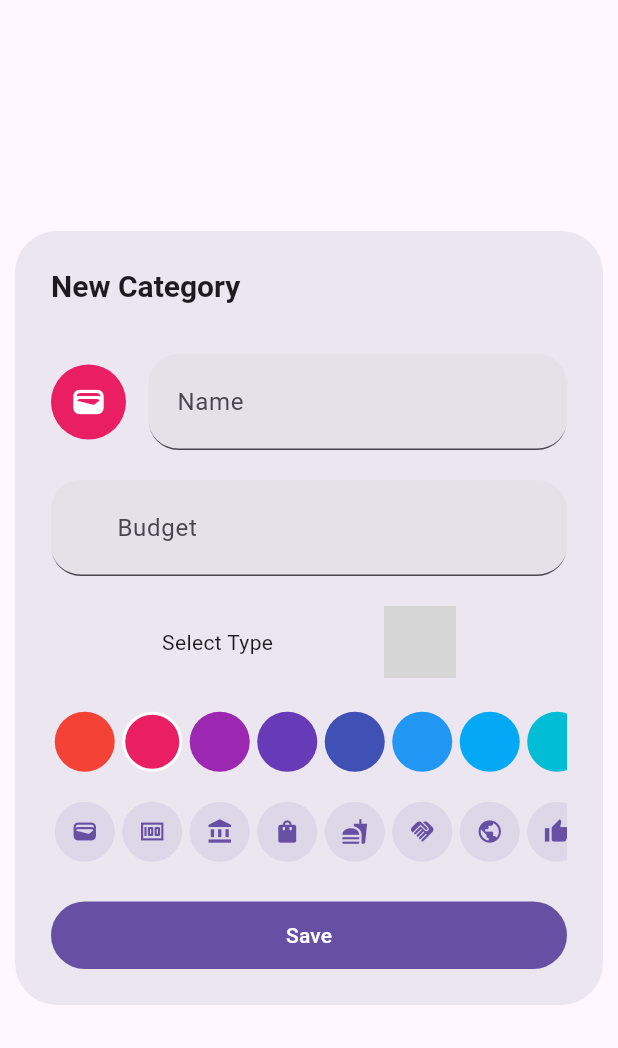
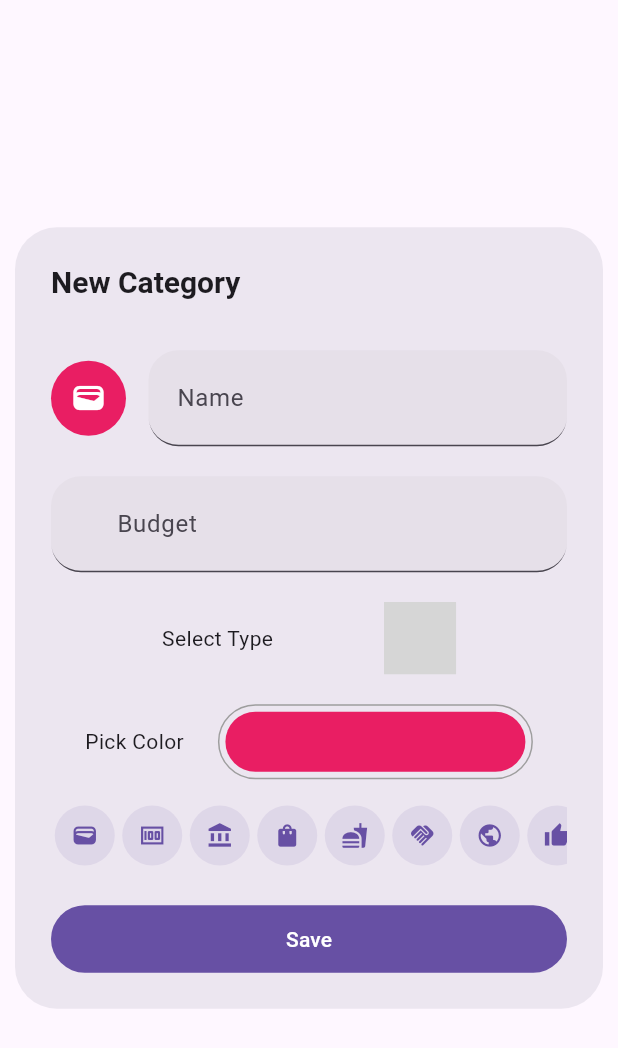
Before and after one commit to bartonpratt/my_expense_app, a Flutter app: the CategoryForm widget shown alone on an empty page, opened directly, on a phone screen of 412 x 824 dp. Shown: the top 1048 px of the screen. Run offline on Flutter 3.47's test engine with Material 3 defaults, Android fonts, the phone set to English and light mode, and no system bars; our stand-ins replace animated_text_kit, fl_chart, flutter_colorpicker, image_picker, lottie, rive and 3 more; missing offline and left inert: cool_dropdown, currency_picker, events_emitter, ficonsax; accounts and stored records are empty; grey boxes are pictures that could not be loaded.

Commit message:
color picker modified

```diff
--- a/lib/screens/accounts/accounts.screen.dart
+++ b/lib/screens/accounts/accounts.screen.dart
@@ -212,7 +212,7 @@ class _AccountsScreenState extends State<AccountsScreen> {
               );
             }
         ),
-        floatingActionButton: FloatingActionButton(shape: CircleBorder(),
+        floatingActionButton: FloatingActionButton(shape: const CircleBorder(),
           heroTag: "account-hero-fab",
           onPressed: (){
             showDialog(context: context, builder: (builder)=>const AccountForm());
--- a/lib/screens/categories/categories.screen.dart
+++ b/lib/screens/categories/categories.screen.dart
@@ -80,7 +80,7 @@ class _CategoriesScreenState extends State<CategoriesScreen> {
             );
           },
         ),
-        floatingActionButton: FloatingActionButton(shape: CircleBorder(),
+        floatingActionButton: FloatingActionButton(shape: const CircleBorder(),
           heroTag: "category-hero-fab",
           onPressed: (){
             showDialog(context: context, builder: (builder)=>const CategoryForm());
--- a/lib/screens/payments/payments_screen.dart
+++ b/lib/screens/payments/payments_screen.dart
@@ -93,7 +93,7 @@ class _PaymentsScreenState extends State<PaymentsScreen> {
             },
           ),
         ),
-        floatingActionButton: FloatingActionButton(shape: CircleBorder(),
+        floatingActionButton: FloatingActionButton(shape: const CircleBorder(),
           heroTag: "payment-hero-fab",
           onPressed: (){
             Navigator.of(context).push(MaterialPageRoute(builder: (builder)=>const PaymentForm(type: PaymentType.credit)));
--- a/lib/widgets/dialog/account_form.dialog.dart
+++ b/lib/widgets/dialog/account_form.dialog.dart
@@ -67,7 +67,7 @@ class _AccountForm extends State<AccountForm>{
           child: Column(
             mainAxisSize: MainAxisSize.min,
             children: [
-              Divider(),
+              const Divider(),
               const SizedBox(height: 15,),
               Row(
                 crossAxisAlignment: CrossAxisAlignment.center,
--- a/lib/widgets/dialog/category_form.dialog.dart
+++ b/lib/widgets/dialog/category_form.dialog.dart
@@ -1,5 +1,4 @@
 import 'package:cool_dropdown/cool_dropdown.dart';
-import 'package:flutter/painting.dart';
 import 'package:my_expense_app/dao/category_dao.dart';
 import 'package:my_expense_app/data/icons.dart';
 import 'package:my_expense_app/events.dart';
@@ -10,6 +9,7 @@ import 'package:my_expense_app/widgets/currency.dart';
 import 'package:flutter/material.dart';
 import 'package:flutter/services.dart';
 import 'package:cool_dropdown/models/cool_dropdown_item.dart';
+import 'package:flutter_colorpicker/flutter_colorpicker.dart';
 
 typedef Callback = void Function();
 
@@ -53,6 +53,37 @@ class _CategoryForm extends State<CategoryForm> {
     }
     Navigator.pop(context);
     globalEvent.emit("category_update");
+  }
+
+
+  //color picker method
+  void pickColor(BuildContext context) async {
+    showDialog(
+      context: context,
+      builder: (BuildContext context) {
+        return AlertDialog(
+          title: const Text('Pick a color'),
+          content: SingleChildScrollView(
+            child: ColorPicker(
+              pickerColor: _category.color,
+              onColorChanged: (Color color) {
+                setState(() {
+                  _category.color = color;
+                });
+              },
+            ),
+          ),
+          actions: <Widget>[
+            TextButton(
+              child: const Text('Got it'),
+              onPressed: () {
+                Navigator.of(context).pop();
+              },
+            ),
+          ],
+        );
+      },
+    );
   }
 
   void pickIcon(context) async {}
@@ -153,7 +184,7 @@ class _CategoryForm extends State<CategoryForm> {
             Row(
               mainAxisAlignment: MainAxisAlignment.spaceEvenly,
               children: [
-                Text('Select Type'),
+                const Text('Select Type'),
                 CoolDropdown<String>(
                   dropdownList: [
                     CoolDropdownItem<String>(value: "Income", label: 'Income'),
@@ -167,10 +198,20 @@ class _CategoryForm extends State<CategoryForm> {
                     setState(() {
                       _type = value;
                     });
-                  }, resultOptions: ResultOptions(openBoxDecoration: BoxDecoration(border: Border.all(color: Colors.blue.withOpacity(0.5),strokeAlign:BorderSide.strokeAlignInside, width: 1,style: BorderStyle.solid),borderRadius: BorderRadius.circular(15))),
-                  dropdownItemOptions: DropdownItemOptions(selectedTextStyle: TextStyle(color: Colors.blue),
-                      selectedBoxDecoration: BoxDecoration(color: Colors.blue.shade50),
-                      textStyle: TextStyle(color: Colors.black)),
+                  },
+                  resultOptions: ResultOptions(
+                      openBoxDecoration: BoxDecoration(
+                          border: Border.all(
+                              color: Colors.blue.withOpacity(0.5),
+                              strokeAlign: BorderSide.strokeAlignInside,
+                              width: 1,
+                              style: BorderStyle.solid),
+                          borderRadius: BorderRadius.circular(15))),
+                  dropdownItemOptions: DropdownItemOptions(
+                      selectedTextStyle: const TextStyle(color: Colors.blue),
+                      selectedBoxDecoration:
+                          BoxDecoration(color: Colors.blue.shade50),
+                      textStyle: const TextStyle(color: Colors.black)),
                 ),
               ],
             ),
@@ -179,36 +220,33 @@ class _CategoryForm extends State<CategoryForm> {
               height: 20,
             ),
             //Color picker
-            SizedBox(
-              height: 45,
-              width: double.infinity,
-              child: ListView.builder(
-                  scrollDirection: Axis.horizontal,
-                  itemCount: Colors.primaries.length,
-                  itemBuilder: (BuildContext context, index) => Container(
-                        width: 45,
-                        height: 45,
-                        padding: const EdgeInsets.symmetric(
-                            horizontal: 2.5, vertical: 2.5),
-                        child: GestureDetector(
-                            onTap: () {
-                              setState(() {
-                                _category.color = Colors.primaries[index];
-                              });
-                            },
-                            child: Container(
-                              decoration: BoxDecoration(
-                                  color: Colors.primaries[index],
-                                  borderRadius: BorderRadius.circular(40),
-                                  border: Border.all(
-                                    width: 2,
-                                    color: _category.color.value ==
-                                            Colors.primaries[index].value
-                                        ? Colors.white
-                                        : Colors.transparent,
-                                  )),
-                            )),
-                      )),
+            Row(mainAxisAlignment: MainAxisAlignment.spaceEvenly,
+              children: [
+                const Text("Pick Color"),
+
+                GestureDetector(
+                  onTap: () => pickColor(context),
+                  child: Container(
+                    padding: const EdgeInsets.all(4.0), // Add space between the outline and the container
+                    decoration: BoxDecoration(
+                      borderRadius: BorderRadius.circular(44), // Increase the border radius slightly for the outer container
+                      border: Border.all(
+                        color: Colors.grey, // Color of the outline
+                        width: 1.0, // Thickness of the outline
+                      ),
+                    ),
+                    child: Container(
+                      height: 40,
+                      width: 200,
+                      decoration: BoxDecoration(
+                        color: _category.color,
+                        borderRadius: BorderRadius.circular(40),
+                      ),
+                      alignment: Alignment.center,
+                    ),
+                  ),
+                ),
+              ],
             ),
             const SizedBox(
               height: 15,
--- a/pubspec.yaml
+++ b/pubspec.yaml
@@ -56,6 +56,8 @@ dependencies:
   fl_chart: ^0.68.0
   flutter_svg: ^2.0.10+1
   cool_dropdown: ^2.1.0
+  flutter_colorpicker: ^1.1.0
+
 
 dev_dependencies:
   flutter_test:
```
Also changed, not shown: lib/screens/payments/payment_form.screen.dart (+4 -4 lines), pubspec.lock.
